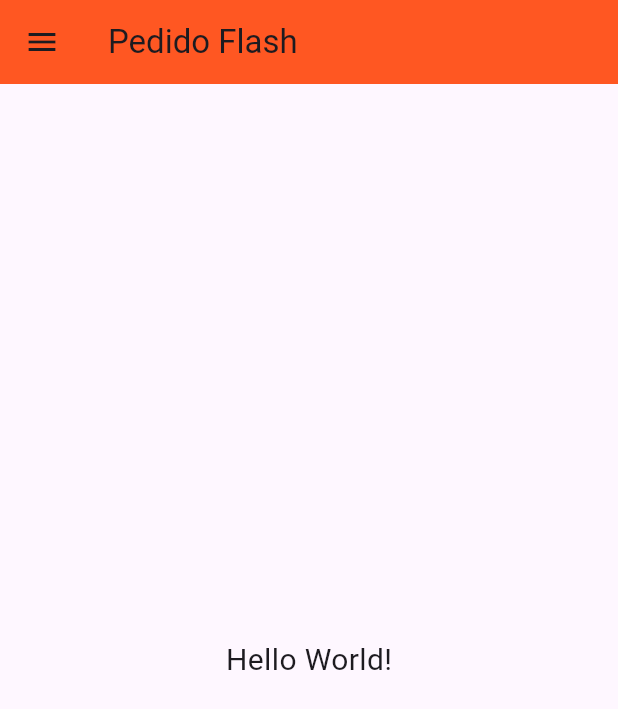
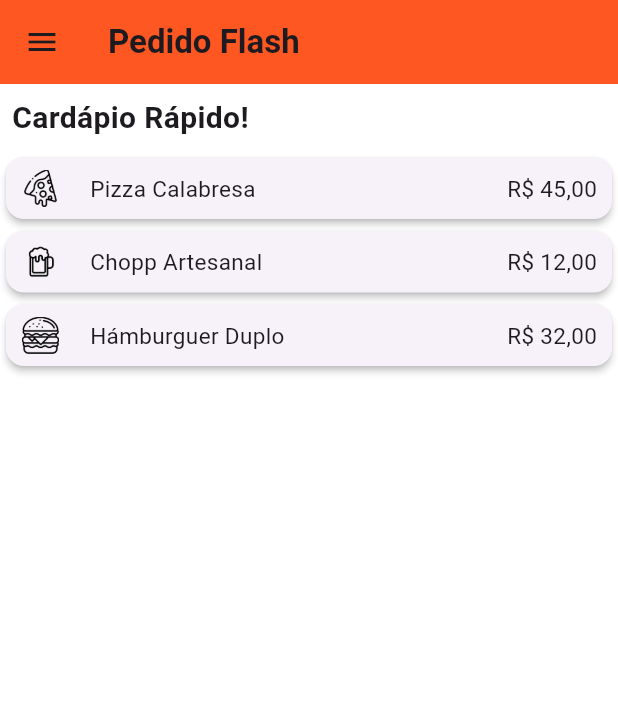
Before and after one commit to brendobrito2002/dam-atividades-2026, a Flutter app: the screen it shows after launch, on a phone screen of 412 x 824 dp. Shown: the top 709 px of the screen. Run offline on Flutter 3.47's test engine with Material 3 defaults, Android fonts, the phone set to English and light mode, and no system bars.

Commit message:
feat(7,8): lista de itens do cardapio, card para cada, row e expanded para alinhar

```diff
--- a/atividade_01_layout_pedido_flash/lib/main.dart
+++ b/atividade_01_layout_pedido_flash/lib/main.dart
@@ -12,20 +12,18 @@ class MainApp extends StatelessWidget {
     return MaterialApp(
       // CONFIGURACAO
       theme: ThemeData(
-        appBarTheme: AppBarTheme(
-          backgroundColor: Color(0xFFFF5722)
-        ),
-        textTheme: const TextTheme(
-          bodyMedium: TextStyle(
-            fontSize: 20
-          )
-        )
+        appBarTheme: AppBarTheme(backgroundColor: Color(0xFFFF5722)),
+        textTheme: const TextTheme(bodyMedium: TextStyle(fontSize: 20)),
       ),
 
       // ESTRUTURA
       home: Scaffold(
+        backgroundColor: Colors.white,
         appBar: AppBar(
-          title: Text("Pedido Flash")
+          title: Text(
+            "Pedido Flash",
+            style: TextStyle(fontWeight: FontWeight.bold),
+          ),
         ),
         drawer: Drawer(
           child: Column(
@@ -33,15 +31,22 @@ class MainApp extends StatelessWidget {
               Container(
                 decoration: BoxDecoration(
                   gradient: LinearGradient(
-                    colors: [Color(0xFFFF5722), Color(0xFFFF8C00)]
-                  )
+                    colors: [Color(0xFFFF5722), Color(0xFFFF8C00)],
+                  ),
                 ),
-                width: 350, height: 120,
+                width: 350,
+                height: 120,
                 child: Align(
                   alignment: Alignment.bottomLeft,
                   child: Padding(
                     padding: const EdgeInsets.all(15.0),
-                    child: Text("Menu Caixa", style: TextStyle(color: Colors.white, fontWeight: FontWeight.bold))
+                    child: Text(
+                      "Menu Caixa",
+                      style: TextStyle(
+                        color: Colors.white,
+                        fontWeight: FontWeight.bold,
+                      ),
+                    ),
                   ),
                 ),
               ),
@@ -52,48 +57,160 @@ class MainApp extends StatelessWidget {
                       children: [
                         Padding(
                           padding: const EdgeInsets.all(8.0),
-                          child: Image.asset("assets/car.png", width: 30, height: 25),
+                          child: Image.asset(
+                            "assets/car.png",
+                            width: 30,
+                            height: 25,
+                          ),
                         ),
                         Padding(
                           padding: const EdgeInsets.all(8.0),
-                          child: Text("Novo Pedido", style: TextStyle(fontSize: 15)),
+                          child: Text(
+                            "Novo Pedido",
+                            style: TextStyle(fontSize: 15),
+                          ),
                         ),
-                      ]
+                      ],
                     ),
                     Divider(),
                     Row(
                       children: [
                         Padding(
                           padding: const EdgeInsets.all(8.0),
-                          child: Image.asset("assets/historical.png", width: 30, height: 25),
+                          child: Image.asset(
+                            "assets/historical.png",
+                            width: 30,
+                            height: 25,
+                          ),
                         ),
                         Padding(
                           padding: const EdgeInsets.all(8.0),
-                          child: Text("Histórico", style: TextStyle(fontSize: 15)),
+                          child: Text(
+                            "Histórico",
+                            style: TextStyle(fontSize: 15),
+                          ),
                         ),
-                      ]
+                      ],
                     ),
                     Divider(),
                     Row(
                       children: [
                         Padding(
                           padding: const EdgeInsets.all(8.0),
-                          child: Image.asset("assets/setting.png", width: 30, height: 25),
+                          child: Image.asset(
+                            "assets/setting.png",
+                            width: 30,
+                            height: 25,
+                          ),
                         ),
                         Padding(
                           padding: const EdgeInsets.all(8.0),
-                          child: Text("Configurações", style: TextStyle(fontSize: 15)),
+                          child: Text(
+                            "Configurações",
+                            style: TextStyle(fontSize: 15),
+                          ),
                         ),
-                      ]
+                      ],
                     ),
                   ],
-                )
-              )
+                ),
+              ),
             ],
           ),
         ),
         body: Center(
-          child: Text('Hello World!'),
+          child: Column(
+            children: [
+              Align(
+                alignment: Alignment.centerLeft,
+                child: Padding(
+                  padding: const EdgeInsets.all(8.0),
+                  child: Text("Cardápio Rápido!", style: TextStyle(fontWeight: FontWeight.bold))
+                )
+              ),
+              Card(
+                elevation: 2,
+                child: Row(
+                  children: [
+                    Padding(
+                      padding: const EdgeInsets.all(8.0),
+                      child: Image.asset(
+                        "assets/pizza.png",
+                        width: 30,
+                        height: 25,
+                      ),
+                    ),
+                    Padding(
+                      padding: const EdgeInsets.all(10.0),
+                      child: Text(
+                        "Pizza Calabresa",
+                        style: TextStyle(fontSize: 15),
+                      ),
+                    ),
+                    Expanded(child: SizedBox()),
+                    Padding(
+                      padding: const EdgeInsets.all(10.0),
+                      child: Text("R\$ 45,00", style: TextStyle(fontSize: 15)),
+                    ),
+                  ],
+                ),
+              ),
+              Card(
+                elevation: 2,
+                child: Row(
+                  children: [
+                    Padding(
+                      padding: const EdgeInsets.all(8.0),
+                      child: Image.asset(
+                        "assets/cerveja.png",
+                        width: 30,
+                        height: 25,
+                      ),
+                    ),
+                    Padding(
+                      padding: const EdgeInsets.all(10.0),
+                      child: Text(
+                        "Chopp Artesanal",
+                        style: TextStyle(fontSize: 15),
+                      ),
+                    ),
+                    Expanded(child: SizedBox()),
+                    Padding(
+                      padding: const EdgeInsets.all(10.0),
+                      child: Text("R\$ 12,00", style: TextStyle(fontSize: 15)),
+                    ),
+                  ],
+                ),
+              ),
+              Card(
+                elevation: 2,
+                child: Row(
+                  children: [
+                    Padding(
+                      padding: const EdgeInsets.all(8.0),
+                      child: Image.asset(
+                        "assets/hamburguer.png",
+                        width: 30,
+                        height: 25,
+                      ),
+                    ),
+                    Padding(
+                      padding: const EdgeInsets.all(10.0),
+                      child: Text(
+                        "Hámburguer Duplo",
+                        style: TextStyle(fontSize: 15),
+                      ),
+                    ),
+                    Expanded(child: SizedBox()),
+                    Padding(
+                      padding: const EdgeInsets.all(10.0),
+                      child: Text("R\$ 32,00", style: TextStyle(fontSize: 15)),
+                    ),
+                  ],
+                ),
+              ),
+            ],
+          ),
         ),
       ),
     );
```
Also changed, not shown: atividade_01_layout_pedido_flash/assets/cerveja.png (added), atividade_01_layout_pedido_flash/assets/hamburguer.png (added), atividade_01_layout_pedido_flash/assets/pizza.png (added).
